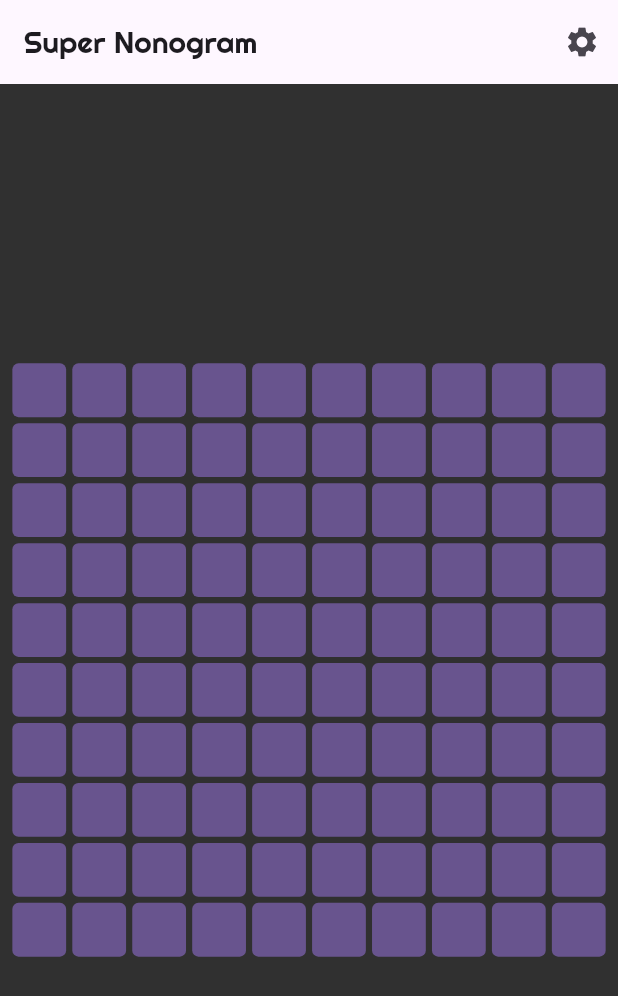
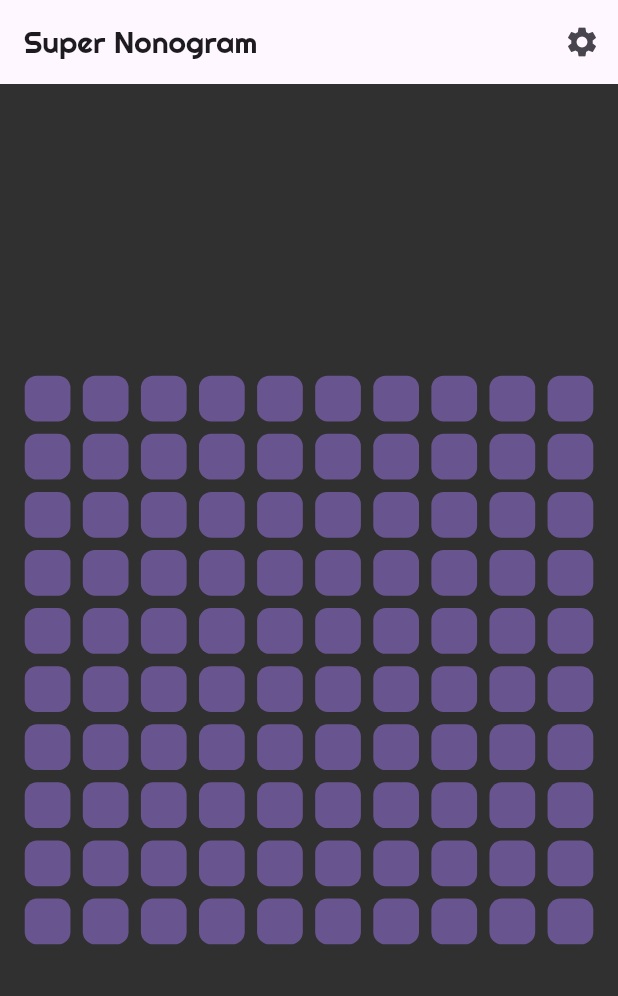
Before and after one commit to adil192/super_nonogram, a Flutter app: the PlayPage screen opened by its route, on a phone screen of 412 x 824 dp. Shown: the top 996 px of the screen. Run offline on Flutter 3.47's test engine with Material 2 defaults, Android fonts, the phone set to English and light mode, and no system bars; our stand-ins replace go_router, google_fonts.

Commit message:
feat: make tile size independent of board size

```diff
--- a/lib/components/board/board.dart
+++ b/lib/components/board/board.dart
@@ -1,3 +1,5 @@
+import 'dart:math';
+
 import 'package:flutter/material.dart';
 
 class Board extends StatefulWidget {
@@ -8,20 +10,20 @@ class Board extends StatefulWidget {
 }
 
 class _BoardState extends State<Board> {
-  final width = 10;
-  final height = 10;
+  static const width = 10;
+  static const height = 10;
 
   @override
   Widget build(BuildContext context) {
     final colorScheme = Theme.of(context).colorScheme;
     return FittedBox(
       child: SizedBox(
-        width: 1000,
-        height: 1000 * height / width,
+        width: 50.0 * width,
+        height: 50.0 * height,
         child: GridView.builder(
           itemCount: width * height,
           physics: const NeverScrollableScrollPhysics(),
-          gridDelegate: SliverGridDelegateWithFixedCrossAxisCount(
+          gridDelegate: const SliverGridDelegateWithFixedCrossAxisCount(
             crossAxisCount: width,
             mainAxisSpacing: 10,
             crossAxisSpacing: 10,
```
